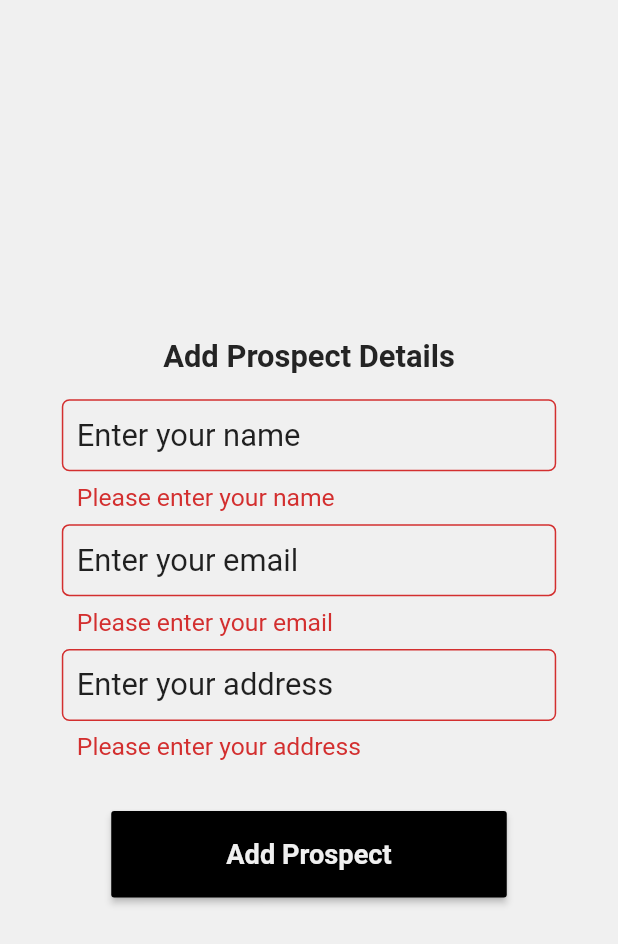
After one commit to imsks/ms_honda_sales, a Flutter app: the ProspectDetails screen opened directly, after a tap on "Add Prospect", on a phone screen of 412 x 824 dp. The commit adds this screen. Shown: the top 944 px of the screen. Run offline on Flutter 3.47's test engine with Material 2 defaults, Android fonts, the phone set to English and light mode, and no system bars; our stand-ins replace page_transition, pdf, printing, shared_preferences, toast; missing offline and left inert: flutter_full_pdf_viewer; accounts and stored records are empty; network calls fail; Roboto replaces fonts that are missing (Poppins); statements that could not run were skipped.

Commit message:
add-ons added

```diff
--- a/lib/components/Button.dart
+++ b/lib/components/Button.dart
@@ -26,9 +26,6 @@ class Button extends StatelessWidget {
       minWidth: minimumWidth,
       height: height,
       child: RaisedButton(
-        shape: RoundedRectangleBorder(
-          side: BorderSide(color: Colors.black87, width: 2),
-        ),
         child: Text(
           buttonTitle,
           style: TextStyle(
--- a/lib/components/input_text_field.dart
+++ b/lib/components/input_text_field.dart
@@ -1,6 +1,5 @@
-import 'dart:ui';
+import 'package:flutter/material.dart';
 import 'package:ms_honda_sales/utilities/constants/styles.dart';
-import 'package:flutter/material.dart';
 
 class InputTextField extends StatelessWidget {
   final String hintText;
@@ -8,18 +7,21 @@ class InputTextField extends StatelessWidget {
   final Function validator;
   final String initialValue;
   final bool choice;
+  final TextInputType type;
 
   const InputTextField({
     @required this.hintText,
     @required this.onChanged,
     @required this.validator,
     @required this.choice,
+    this.type,
     this.initialValue,
   });
 
   @override
   Widget build(BuildContext context) {
     return TextFormField(
+      keyboardType: type,
       initialValue: initialValue,
       textAlign: TextAlign.start,
       style: AppTheme.inputTextStyle,
--- a/lib/main.dart
+++ b/lib/main.dart
@@ -1,4 +1,5 @@
 import 'package:flutter/material.dart';
+import 'package:ms_honda_sales/models/prospect.dart';
 import 'package:provider/provider.dart';
 import 'package:ms_honda_sales/models/cars.dart';
 import 'package:ms_honda_sales/screens/static/splash_screen.dart';
@@ -19,6 +20,9 @@ class MSHondaSales extends StatelessWidget {
       providers: [
         ChangeNotifierProvider.value(
           value: CarDetailsProvider(),
+        ),
+        ChangeNotifierProvider.value(
+          value: ProspectDataProvider(),
         ),
       ],
       child: MaterialApp(
--- /dev/null
+++ b/lib/models/prospect.dart
@@ -0,0 +1,14 @@
+import 'package:flutter/foundation.dart';
+import 'package:flutter/material.dart';
+
+class ProspectDataProvider with ChangeNotifier {
+  List<Map<String, String>> currentProspectData = List<Map<String, String>>();
+
+  List<Map<String, String>> get getProspectData {
+    return currentProspectData;
+  }
+
+  void updateProspectData(List<Map<String, String>> data) {
+    currentProspectData = data;
+  }
+}
--- a/lib/screens/cars/car_details.dart
+++ b/lib/screens/cars/car_details.dart
@@ -1,5 +1,6 @@
 import 'dart:io';
 import 'package:flutter/material.dart';
+import 'package:ms_honda_sales/screens/cars/get_quote_pdf.dart';
 import 'package:ms_honda_sales/services/sharedPrefs.dart';
 import 'package:printing/printing.dart';
 import 'package:provider/provider.dart';
@@ -9,6 +10,8 @@ import 'package:ms_honda_sales/utilities/constants/styles.dart';
 import 'package:ms_honda_sales/utilities/globalConstants.dart';
 import 'package:ms_honda_sales/utilities/styles/size_config.dart';
 import 'package:ms_honda_sales/services/cars.dart';
+import 'package:path_provider/path_provider.dart';
+import 'package:pdf/pdf.dart';
 import 'package:pdf/widgets.dart' as pw;
 
 class CarDetails extends StatelessWidget {
@@ -70,6 +73,11 @@ class CarAccesseries extends StatelessWidget {
 
     var carDetails = Provider.of<CarDetailsProvider>(context).getCarDetails;
 
+    var addOnNames = Provider.of<CarDetailsProvider>(context).getAddOnNames;
+    var addOnValues = Provider.of<CarDetailsProvider>(context).getAddOnValues;
+
+    print(addOnValues);
+
     // Define Data map
     var dataMap = Map();
 
@@ -106,22 +114,23 @@ class CarAccesseries extends StatelessWidget {
       }
 
       // Set the data getting from DB
-      featureValues.add(data["exShowRoom"]);
-      featureValues.add(data["taxCollectedAtSource"]);
-      featureValues.add(data["insuranceFor1Year"]);
-      featureValues.add(data["insuranceDifferentsAmountFor2Years"]);
-      featureValues.add(data["roadTaxAndRegistrationCharges"]);
-      featureValues.add(data["fastag"]);
-      featureValues.add(data["basicAccessoriesKit"]);
-      featureValues.add(data["extendedWarranty"]);
-      featureValues.add(data["roadSideAssistance"]);
-      featureValues.add(data["onRoadPrice"]);
-      featureValues.add(data["zeroDepPolicy"]);
-      featureValues.add(data["hydrostaticLockCoverAndKeyCost"]);
-      featureValues.add(data["returnToInvoice"]);
-      featureValues.add(data["priceToConnectedDevice"]);
-      featureValues.add(data["totalOnRoadPriceWithOptionalAddOns"]);
-      featureValues.add(data["oneYearSubscriptionOfConnectedDevices"]);
+      featureValues.add(int.parse(data["exShowRoom"]));
+      featureValues.add(int.parse(data["taxCollectedAtSource"]));
+      featureValues.add(int.parse(data["insuranceFor1Year"]));
+      featureValues.add(int.parse(data["insuranceDifferentsAmountFor2Years"]));
+      featureValues.add(int.parse(data["roadTaxAndRegistrationCharges"]));
+      featureValues.add(int.parse(data["Fastag"]));
+      featureValues.add(int.parse(data["basicAccessoriesKit"]));
+      featureValues.add(int.parse(data["extendedWarranty"]));
+      featureValues.add(int.parse(data["roadSideAssistance"]));
+      featureValues.add(int.parse(data["onRoadPrice"]));
+      featureValues.add(int.parse(data["zeroDepPolicy"]));
+      featureValues.add(int.parse(data["hydrostaticLockCoverAndKeyCost"]));
+      featureValues.add(int.parse(data["returnToInvoice"]));
+      featureValues.add(int.parse(data["priceToConnectedDevice"]));
+      featureValues.add(int.parse(data["totalOnRoadPriceWithOptionalAddOns"]));
+      featureValues
+          .add(int.parse(data["oneYearSubscriptionOfConnectedDevices"]));
 
       // Data Map
       dataMap = {
@@ -190,6 +199,25 @@ class CarAccesseries extends StatelessWidget {
                     ],
                 ],
               ),
+              // Add-Ons
+              pw.Table.fromTextArray(
+                context: context,
+                data: <List<String>>[
+                  // These will be your columns as Parameter X, Parameter Y etc.
+                  <String>[
+                    'Add-ons',
+                    'Cost',
+                  ],
+                  for (int i = 0; i < addOnNames.length; i++)
+                    <String>[
+                      // ith element will go in ith column means
+                      // featureNames[i] in 1st column
+                      addOnNames[i],
+                      // featureValues[i] in 2nd column
+                      addOnValues[i].toString(),
+                    ],
+                ],
+              ),
               pw.Footer(
                 title: pw.Text(
                   "Quoted by " +
@@ -215,6 +243,16 @@ class CarAccesseries extends StatelessWidget {
           " - " +
           carDetails[2] +
           ".pdf";
+
+      final String dir = (await getApplicationDocumentsDirectory()).path;
+      final String path = '$dir/get_quote_1.pdf';
+      final File file = File(path);
+      await file.writeAsBytes(pdf.save());
+      Navigator.of(context).push(
+        MaterialPageRoute(
+          builder: (_) => PdfViewerPage(path: path),
+        ),
+      );
 
       await Printing.sharePdf(bytes: pdf.save(), filename: fileName);
     }
--- /dev/null
+++ b/lib/screens/cars/prospect_details.dart
@@ -0,0 +1,181 @@
+import 'package:flutter/material.dart';
+import 'package:ms_honda_sales/components/button.dart';
+import 'package:ms_honda_sales/components/input_text_field.dart';
+import 'package:ms_honda_sales/models/prospect.dart';
+import 'package:ms_honda_sales/screens/cars/dashboard.dart';
+import 'package:ms_honda_sales/utilities/globalConstants.dart';
+import 'package:ms_honda_sales/utilities/styles/size_config.dart';
+import 'package:page_transition/page_transition.dart';
+import 'package:provider/provider.dart';
+import 'package:toast/toast.dart';
+
+class ProspectDetails extends StatefulWidget {
+  @override
+  _ProspectDetailsState createState() => _ProspectDetailsState();
+}
+
+class _ProspectDetailsState extends State<ProspectDetails> {
+  // Define Input Fields
+  String name;
+  String email;
+  String address;
+
+  final loginController = TextEditingController();
+  final _formKey = GlobalKey<FormState>();
+
+  // Handle Submit Sign Up
+  _addProspectDetails() {
+    // TODO: implement initState
+    if (_formKey.currentState.validate()) {
+      try {
+        Provider.of<ProspectDataProvider>(context, listen: false)
+            .updateProspectData(
+          [
+            {
+              "name": name,
+            },
+            {
+              "email": email,
+            },
+            {
+              "address": address,
+            }
+          ],
+        );
+        Navigator.push(
+          context,
+          PageTransition(
+            type: PageTransitionType.rightToLeft,
+            child: CarsShowcase(),
+          ),
+        );
+      } catch (e) {
+        Toast.show(
+          e.message,
+          context,
+          duration: Toast.LENGTH_LONG,
+          gravity: Toast.BOTTOM,
+          textColor: Colors.white,
+          backgroundColor: Colors.red,
+        );
+      }
+    }
+  }
+
+  // Screen Variables
+  bool isSubmitClicked = false;
+
+  @override
+  Widget build(BuildContext context) {
+    return Scaffold(
+      resizeToAvoidBottomInset: false,
+      resizeToAvoidBottomPadding: false,
+      body: SingleChildScrollView(
+        padding:
+            EdgeInsets.only(bottom: MediaQuery.of(context).viewInsets.bottom),
+        child: Container(
+          color: kWhiteColor,
+          height: MediaQuery.of(context).size.height,
+          child: Column(
+            mainAxisAlignment: MainAxisAlignment.center,
+            children: [
+              Container(
+                margin: EdgeInsets.symmetric(
+                  horizontal: 5 * SizeConfig.heightMultiplier,
+                ),
+                child: Form(
+                  key: _formKey,
+                  child: Column(
+                    children: [
+                      Text(
+                        "Add Prospect Details",
+                        style: TextStyle(
+                          fontWeight: FontWeight.w600,
+                          fontFamily: kFontFamily,
+                          fontSize: 2.5 * SizeConfig.textMultiplier,
+                          decoration: TextDecoration.none,
+                          color: kBlackColor,
+                        ),
+                      ),
+                      SizedBox(
+                        height: 2 * SizeConfig.textMultiplier,
+                      ),
+                      InputTextField(
+                        hintText: "Enter your name",
+                        type: TextInputType.name,
+                        choice: false,
+                        onChanged: (value) {
+                          setState(() {
+                            name = value;
+                          });
+                        },
+                        validator: (value) {
+                          if (value.isEmpty) {
+                            return 'Please enter your name';
+                          }
+                          return null;
+                        },
+                      ),
+                      SizedBox(
+                        height: 1 * SizeConfig.textMultiplier,
+                      ),
+                      InputTextField(
+                        hintText: "Enter your email",
+                        type: TextInputType.emailAddress,
+                        choice: false,
+                        onChanged: (value) {
+                          setState(() {
+                            email = value;
+                          });
+                        },
+                        validator: (value) {
+                          if (value.isEmpty) {
+                            return 'Please enter your email';
+                          }
+                          return null;
+                        },
+                      ),
+                      SizedBox(
+                        height: 1 * SizeConfig.textMultiplier,
+                      ),
+                      InputTextField(
+                        hintText: "Enter your address",
+                        type: TextInputType.text,
+                        choice: false,
+                        onChanged: (value) {
+                          setState(() {
+                            address = value;
+                          });
+                        },
+                        validator: (value) {
+                          if (value.isEmpty) {
+                            return 'Please enter your address';
+                          }
+                          return null;
+                        },
+                      ),
+                      SizedBox(
+                        height: 4 * SizeConfig.heightMultiplier,
+                      ),
+                      Button(
+                        buttonTextColor: kWhiteColor,
+                        minimumWidth: 32 * SizeConfig.heightMultiplier,
+                        height: 7 * SizeConfig.heightMultiplier,
+                        buttonTextSize: 2.2 * SizeConfig.textMultiplier,
+                        buttonTitle: "Add Prospect",
+                        onPressed: () async {
+                          _addProspectDetails();
+                        },
+                        buttonColor: Colors.black,
+                      ),
+                    ],
+                  ),
+                ),
+              ),
+            ],
+          ),
+        ),
+      ),
+    );
+  }
+}
--- a/lib/services/cars.dart
+++ b/lib/services/cars.dart
@@ -19,18 +19,20 @@ class CarService {
 
   // Get All Cars Data
   getACarData(String carName, String carModel, String carType) async {
-    // carModel = carModel.replaceAll(" ", '%20');
+    try {
       // Send the response
       final response = await http.get(
         Uri.encodeFull(
             'https://ms-honda-sales-app.herokuapp.com/api/admin/cars/get-car-data/$carName/$carModel/$carType'),
       );
 
-
       if (jsonDecode(response.body)["status"] == "Success") {
         return jsonDecode(response.body)["data"]["data"];
       } else {
         return jsonDecode(response.body);
       }
+    } catch (err) {
+      print(err);
     }
   }
+}
--- a/lib/services/wrapper.dart
+++ b/lib/services/wrapper.dart
@@ -1,6 +1,7 @@
 import 'package:flutter/cupertino.dart';
 import 'package:ms_honda_sales/screens/auth/login_screen.dart';
 import 'package:ms_honda_sales/screens/cars/dashboard.dart';
+import 'package:ms_honda_sales/screens/cars/prospect_details.dart';
 import 'package:ms_honda_sales/services/auth_service.dart';
 import 'package:ms_honda_sales/services/sharedPrefs.dart';
 
@@ -28,7 +29,7 @@ class Wrapper extends StatelessWidget {
       builder: (context, snapshot) {
         if (snapshot.data != null) {
           if (snapshot.data) {
-            return CarsShowcase();
+            return ProspectDetails();
           } else
             return LoginScreen();
         } else {
--- a/pubspec.yaml
+++ b/pubspec.yaml
@@ -35,6 +35,8 @@ dependencies:
   toast: ^0.1.5
   printing: ^3.7.1
   page_transition: 1.1.7+2
+  path_provider: ^1.6.5
+  flutter_full_pdf_viewer: ^1.0.6
 
 dev_dependencies:
   flutter_test:
```
Also changed, not shown: lib/models/cars.dart (+21 -0 lines), lib/screens/cars/choose_modal.dart (+92 -11 lines), lib/screens/cars/dashboard.dart (+25 -13 lines), lib/screens/cars/get_quote_pdf.dart (added, +14 -0 lines), pubspec.lock. Lines whose indentation alone changed are shown as unchanged.
